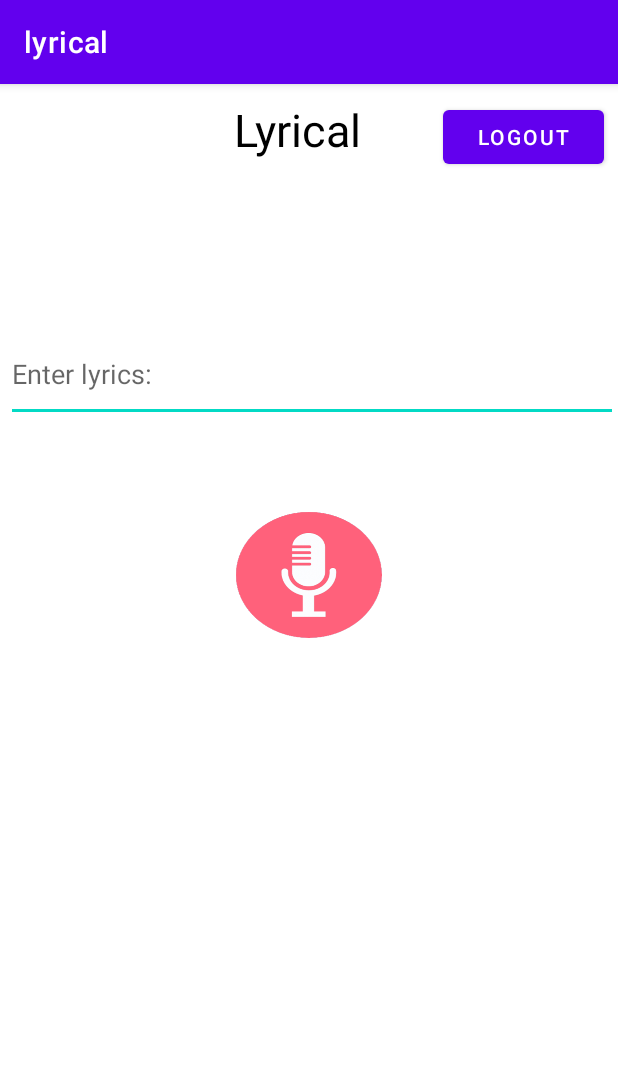
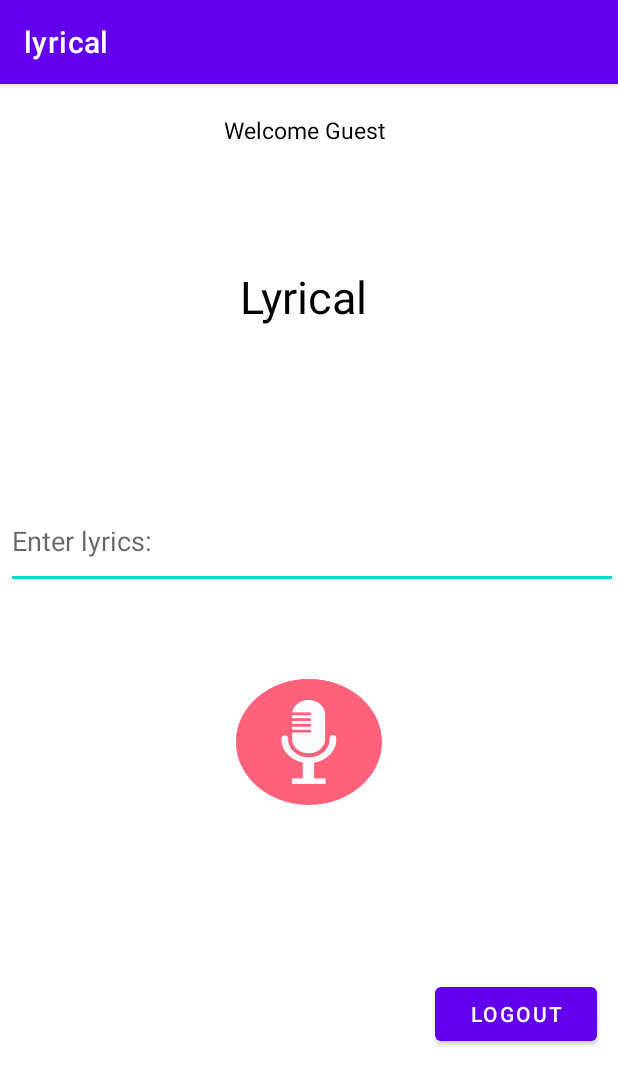
Before and after one commit to kaitlyntorres/Lyrical, an Android app: the guestActivity screen opened directly, with no data from a screen before it, on a phone screen of 412 x 824 dp. Shown: the top 1085 px of the screen. Run offline under Robolectric (Android 15) with nearby library versions, the phone set to English and light mode, and no system bars.

Commit message:
firebase stuff

```diff
--- a/app/src/main/java/com/example/lyrical/guestActivity.kt
+++ b/app/src/main/java/com/example/lyrical/guestActivity.kt
@@ -7,18 +7,18 @@ import androidx.appcompat.app.AppCompatActivity
 import android.os.Bundle
 import android.speech.RecognizerIntent
 import android.view.View
-import android.widget.ImageButton
-import android.widget.Button
-import android.widget.EditText
+import android.widget.*
 import androidx.activity.result.ActivityResultLauncher
 import androidx.appcompat.app.AlertDialog
 import java.util.*
 
 class guestActivity: AppCompatActivity()  {
 
+
     private lateinit var voice: ImageButton
     private lateinit var textv: EditText
     private lateinit var logout: Button
+    private lateinit var wemail: TextView
 
     private val speechCode = 100
 
@@ -26,9 +26,17 @@ class guestActivity: AppCompatActivity()  {
     override fun onCreate(savedInstanceState: Bundle?) {
         super.onCreate(savedInstanceState)
         setContentView(R.layout.guest)
+        wemail=findViewById<TextView>(R.id.welcome)
          textv = findViewById<EditText>(R.id.textBox)
         logout = findViewById<Button>(R.id.logout)
         voice = findViewById<ImageButton>(R.id.voice)
+        val email_name=intent.getStringExtra("Email")
+        if(email_name.isNullOrEmpty()) {
+            wemail.setText("Welcome Guest")
+        }
+        else{
+        wemail.setText("Welcome "+ email_name)}
+
         voice.setOnClickListener {
             voiceToText()
         }
--- a/app/src/main/java/com/example/lyrical/loginActivity.kt
+++ b/app/src/main/java/com/example/lyrical/loginActivity.kt
@@ -77,6 +77,7 @@
                         .show()
                     // if login is successful, continues on to app
                     val i = Intent(this, guestActivity::class.java)
+                    i.putExtra("Email",e)
                     startActivity(i)
                 } else {
 
--- a/app/src/main/java/com/example/lyrical/registerActivity.kt
+++ b/app/src/main/java/com/example/lyrical/registerActivity.kt
@@ -178,8 +178,10 @@ class registerActivity: AppCompatActivity() {
             if (it.isSuccessful) {
                 Toast.makeText(this, "Registration Successful", Toast.LENGTH_SHORT).show()
                 // main menu
-                val i = Intent(this, guestActivity::class.java)
-                startActivity(i)
+
+                val intent = Intent(this, guestActivity::class.java)
+                intent.putExtra("Email",e)
+                startActivity(intent)
 
             }
             else{
--- a/app/src/main/res/layout/guest.xml
+++ b/app/src/main/res/layout/guest.xml
@@ -8,14 +8,28 @@
 
 
     <TextView
+        android:id="@+id/welcome"
+        android:layout_width="405dp"
+        android:layout_height="41dp"
+        android:layout_alignParentStart="true"
+        android:layout_alignParentTop="true"
+        android:layout_centerHorizontal="true"
+        android:layout_marginStart="0dp"
+        android:layout_marginTop="10dp"
+        android:layout_weight="1"
+        android:gravity="center"
+        android:textColor="@android:color/background_dark"
+        android:textSize="15sp" />
+
+    <TextView
         android:id="@+id/title_text"
         android:layout_width="214dp"
         android:layout_height="wrap_content"
         android:layout_alignParentStart="true"
         android:layout_alignParentTop="true"
         android:layout_centerHorizontal="true"
-        android:layout_marginStart="91dp"
-        android:layout_marginTop="10dp"
+        android:layout_marginStart="95dp"
+        android:layout_marginTop="121dp"
         android:layout_weight="1"
         android:gravity="center"
         android:text="Lyrical"
@@ -58,9 +72,9 @@
         android:layout_alignParentTop="true"
         android:layout_alignParentEnd="true"
         android:layout_centerVertical="true"
-        android:layout_marginStart="295dp"
-        android:layout_marginTop="11dp"
-        android:layout_marginEnd="9dp"
+        android:layout_marginStart="290dp"
+        android:layout_marginTop="596dp"
+        android:layout_marginEnd="14dp"
         android:text="Logout" />
 
 
```
